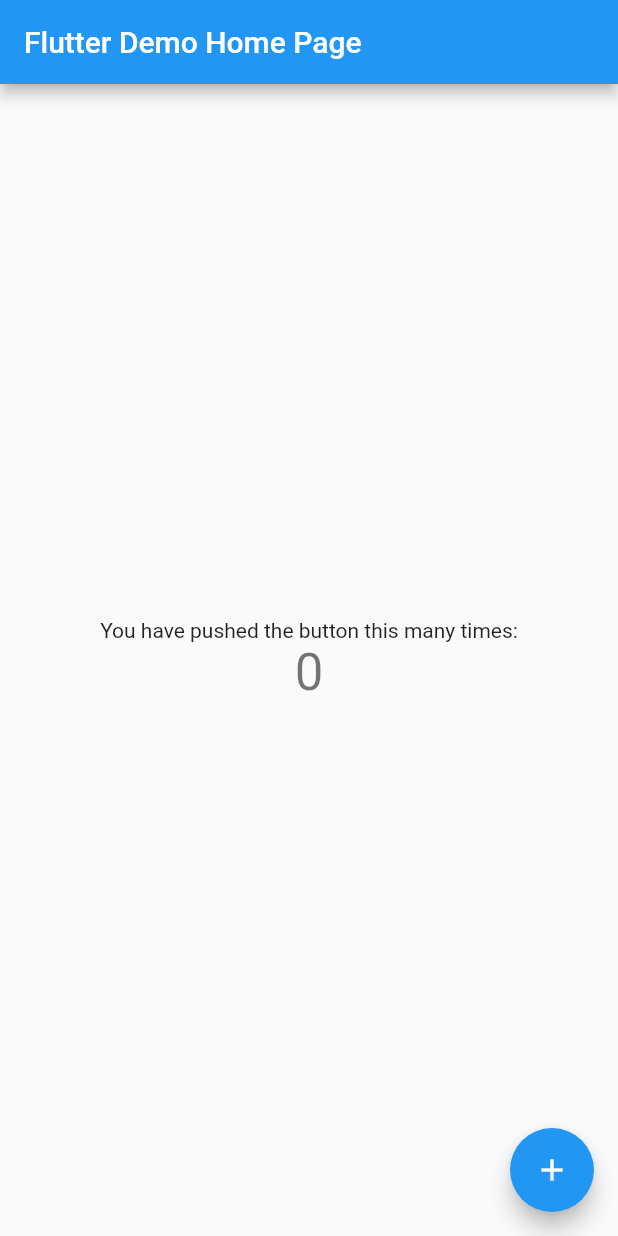
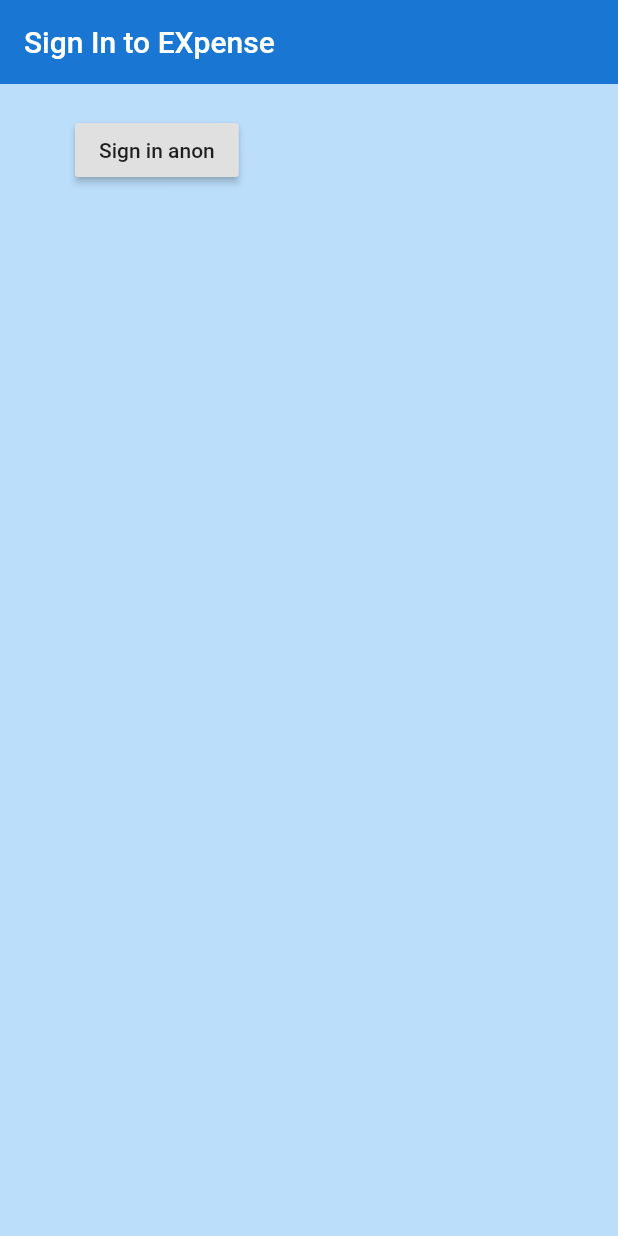
Before and after one commit to AnjalaD/expenses_app, a Flutter app: the screen it shows after launch, on a phone screen of 412 x 824 dp. Run offline on Flutter 3.47's test engine with Material 2 defaults, Android fonts, the phone set to English and light mode, and no system bars; our stand-ins replace firebase_auth; accounts and stored records are empty.

Commit message:
firebase auth-anon

```diff
--- a/lib/main.dart
+++ b/lib/main.dart
@@ -1,111 +1,11 @@
+import 'package:expenses_app/screens/wrapper.dart';
 import 'package:flutter/material.dart';
 
 void main() => runApp(MyApp());
 
 class MyApp extends StatelessWidget {
-  // This widget is the root of your application.
   @override
   Widget build(BuildContext context) {
-    return MaterialApp(
-      title: 'Flutter Demo',
-      theme: ThemeData(
-        // This is the theme of your application.
-        //
-        // Try running your application with "flutter run". You'll see the
-        // application has a blue toolbar. Then, without quitting the app, try
-        // changing the primarySwatch below to Colors.green and then invoke
-        // "hot reload" (press "r" in the console where you ran "flutter run",
-        // or simply save your changes to "hot reload" in a Flutter IDE).
-        // Notice that the counter didn't reset back to zero; the application
-        // is not restarted.
-        primarySwatch: Colors.blue,
-      ),
-      home: MyHomePage(title: 'Flutter Demo Home Page'),
-    );
+    return MaterialApp(title: 'Material App', home: Wrapper());
   }
 }
-
-class MyHomePage extends StatefulWidget {
-  MyHomePage({Key key, this.title}) : super(key: key);
-
-  // This widget is the home page of your application. It is stateful, meaning
-  // that it has a State object (defined below) that contains fields that affect
-  // how it looks.
-
-  // This class is the configuration for the state. It holds the values (in this
-  // case the title) provided by the parent (in this case the App widget) and
-  // used by the build method of the State. Fields in a Widget subclass are
-  // always marked "final".
-
-  final String title;
-
-  @override
-  _MyHomePageState createState() => _MyHomePageState();
-}
-
-class _MyHomePageState extends State<MyHomePage> {
-  int _counter = 0;
-
-  void _incrementCounter() {
-    setState(() {
-      // This call to setState tells the Flutter framework that something has
-      // changed in this State, which causes it to rerun the build method below
-      // so that the display can reflect the updated values. If we changed
-      // _counter without calling setState(), then the build method would not be
-      // called again, and so nothing would appear to happen.
-      _counter++;
-    });
-  }
-
-  @override
-  Widget build(BuildContext context) {
-    // This method is rerun every time setState is called, for instance as done
-    // by the _incrementCounter method above.
-    //
-    // The Flutter framework has been optimized to make rerunning build methods
-    // fast, so that you can just rebuild anything that needs updating rather
-    // than having to individually change instances of widgets.
-    return Scaffold(
-      appBar: AppBar(
-        // Here we take the value from the MyHomePage object that was created by
-        // the App.build method, and use it to set our appbar title.
-        title: Text(widget.title),
-      ),
-      body: Center(
-        // Center is a layout widget. It takes a single child and positions it
-        // in the middle of the parent.
-        child: Column(
-          // Column is also a layout widget. It takes a list of children and
-          // arranges them vertically. By default, it sizes itself to fit its
-          // children horizontally, and tries to be as tall as its parent.
-          //
-          // Invoke "debug painting" (press "p" in the console, choose the
-          // "Toggle Debug Paint" action from the Flutter Inspector in Android
-          // Studio, or the "Toggle Debug Paint" command in Visual Studio Code)
-          // to see the wireframe for each widget.
-          //
-          // Column has various properties to control how it sizes itself and
-          // how it positions its children. Here we use mainAxisAlignment to
-          // center the children vertically; the main axis here is the vertical
-          // axis because Columns are vertical (the cross axis would be
-          // horizontal).
-          mainAxisAlignment: MainAxisAlignment.center,
-          children: <Widget>[
-            Text(
-              'You have pushed the button this many times:',
-            ),
-            Text(
-              '$_counter',
-              style: Theme.of(context).textTheme.display1,
-            ),
-          ],
-        ),
-      ),
-      floatingActionButton: FloatingActionButton(
-        onPressed: _incrementCounter,
-        tooltip: 'Increment',
-        child: Icon(Icons.add),
-      ), // This trailing comma makes auto-formatting nicer for build methods.
-    );
-  }
-}
--- /dev/null
+++ b/lib/screens/auth/auth.dart
@@ -0,0 +1,18 @@
+import 'package:expenses_app/screens/auth/sign_in.dart';
+import 'package:flutter/material.dart';
+
+class Auth extends StatefulWidget {
+  Auth({Key key}) : super(key: key);
+
+  @override
+  _AuthState createState() => _AuthState();
+}
+
+class _AuthState extends State<Auth> {
+  @override
+  Widget build(BuildContext context) {
+    return Container(
+      child: SignIn(),
+    );
+  }
+}
--- /dev/null
+++ b/lib/screens/auth/sign_in.dart
@@ -0,0 +1,38 @@
+import 'package:expenses_app/services/auth.dart';
+import 'package:flutter/material.dart';
+
+class SignIn extends StatefulWidget {
+  SignIn({Key key}) : super(key: key);
+
+  @override
+  _SignInState createState() => _SignInState();
+}
+
+class _SignInState extends State<SignIn> {
+  final AuthService _auth = AuthService();
+  @override
+  Widget build(BuildContext context) {
+    return Scaffold(
+        backgroundColor: Theme.of(context).primaryColorLight,
+        appBar: AppBar(
+          backgroundColor: Theme.of(context).primaryColorDark,
+          elevation: 0.0,
+          title: Text('Sign In to EXpense'),
+        ),
+        body: Container(
+          padding: EdgeInsets.symmetric(vertical: 20.0, horizontal: 50.0),
+          child: RaisedButton(
+            child: Text('Sign in anon'),
+            onPressed: () async {
+              dynamic user = await _auth.signInAnon();
+              if (user == null) {
+                print('error in sign in');
+              } else {
+                print('signed in');
+                print(user);
+              }
+            },
+          ),
+        ));
+  }
+}
--- /dev/null
+++ b/lib/screens/wrapper.dart
@@ -0,0 +1,13 @@
+import 'package:expenses_app/screens/auth/auth.dart';
+import 'package:expenses_app/screens/home/home.dart';
+import 'package:flutter/material.dart';
+
+class Wrapper extends StatelessWidget {
+  const Wrapper({Key key}) : super(key: key);
+
+  @override
+  Widget build(BuildContext context) {
+    //return auth or home
+    return Auth();
+  }
+}
--- a/pubspec.yaml
+++ b/pubspec.yaml
@@ -19,6 +19,12 @@ environment:
 dependencies:
   flutter:
     sdk: flutter
+
+  firebase_core: ^0.4.2+1
+  # Add the dependency for the FlutterFire plugin for Google Analytics
+  # firebase_analytics: ^5.0.6
+  firebase_auth: ^0.15.0+1
+  cloud_firestore: ^0.12.10+2
 
   # The following adds the Cupertino Icons font to your application.
   # Use with the CupertinoIcons class for iOS style icons.
```
Also changed, not shown: lib/screens/home/home.dart (added, +12 -0 lines), lib/services/auth.dart (added, +23 -0 lines), pubspec.lock, 3 other files.
